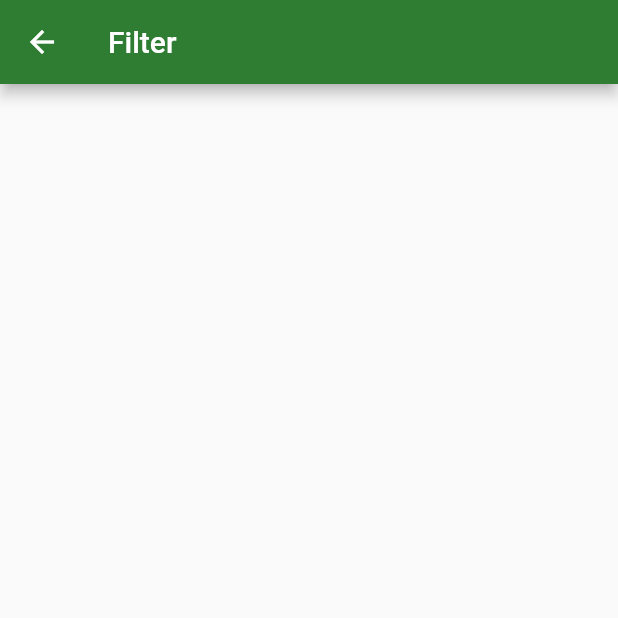
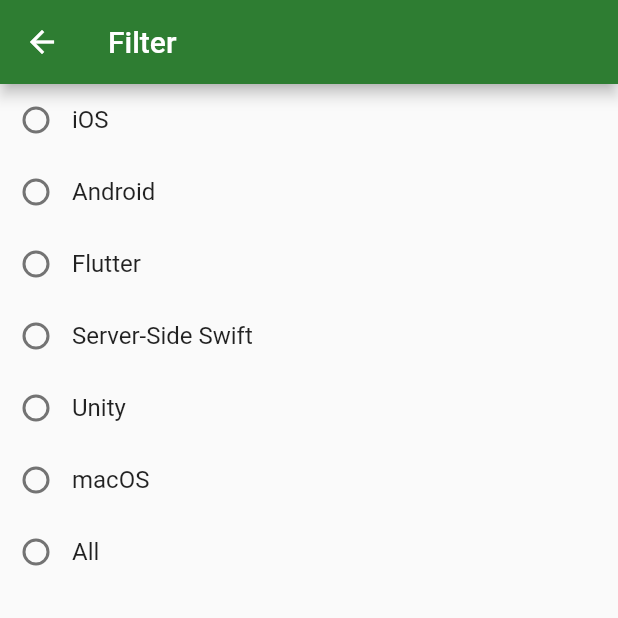
Before and after one commit to liukfei/RWCourses, a Flutter app: the CourseFilterPage screen opened directly, on a phone screen of 412 x 824 dp, the top half of it. Run offline on Flutter 3.47's test engine with Material 2 defaults, Android fonts, the phone set to English and light mode, and no system bars; network calls fail.

Commit message:
Implement the filter page;

```diff
--- a/aoding/lib/ui/course_detail/course_detail_page.dart
+++ b/aoding/lib/ui/course_detail/course_detail_page.dart
@@ -26,9 +26,13 @@ class CourseDetailPage extends StatelessWidget {
   }
 
   Widget _buildBanner() {
-    return ImageContainer(
-      height: 200,
-      url: course.artworkUrl,
+    return Hero(
+      tag: "cardArtwork-${course.courseId}",
+      transitionOnUserGestures: true,
+      child: ImageContainer(
+        height: 200,
+        url: course.artworkUrl,
+      ),
     );
   }
 
--- a/aoding/lib/ui/courses/courses_page.dart
+++ b/aoding/lib/ui/courses/courses_page.dart
@@ -52,10 +52,14 @@ class _CoursesPageState extends State<CoursesPage> {
           overflow: TextOverflow.ellipsis,
           style: TextStyle(fontSize: 14.0),
         ),
-        trailing: ClipRRect(
-          borderRadius: BorderRadius.circular(8.0),
-          child: Image.network(
-            course.artworkUrl,
+        trailing: Hero(
+          tag: "cardArtwork-${course.courseId}",
+          transitionOnUserGestures: true,
+          child: ClipRRect(
+            borderRadius: BorderRadius.circular(8.0),
+            child: Image.network(
+              course.artworkUrl,
+            ),
           ),
         ),
         onTap: () {
--- a/aoding/lib/ui/filter/course_filter_page.dart
+++ b/aoding/lib/ui/filter/course_filter_page.dart
@@ -1,5 +1,7 @@
+import 'package:aoding/ui/filter/filter_widget.dart';
 import 'package:flutter/material.dart';
 
+import '../../constants.dart';
 import '../../strings.dart';
 
 class CourseFilterPage extends StatefulWidget {
@@ -8,13 +10,76 @@ class CourseFilterPage extends StatefulWidget {
 }
 
 class _CourseFilterPageState extends State<CourseFilterPage> {
+  int _filter = Constants.allFilter;
+
+  @override
+  void initState() {
+    super.initState();
+
+    _loadValue();
+  }
+
+  _loadValue() async {
+    final prefs = await SharedPreferences.getInstance();
+    setState(() {
+      _filter = prefs.getInt(Constants.filterKey);
+    });
+  }
+
   @override
   Widget build(BuildContext context) {
     return Scaffold(
       appBar: AppBar(
         title: Text(Strings.filter),
       ),
-      body: Container(),
+      body: Column(
+        mainAxisAlignment: MainAxisAlignment.start,
+        children: <Widget>[
+          FilterWidget(
+              value: Constants.iosFilter,
+              groupValue: _filter,
+              onChanged: _handleRadioValueChange,
+              text: Strings.ios),
+          FilterWidget(
+              value: Constants.androidFilter,
+              groupValue: _filter,
+              onChanged: _handleRadioValueChange,
+              text: Strings.android),
+          FilterWidget(
+              value: Constants.flutterFilter,
+              groupValue: _filter,
+              onChanged: _handleRadioValueChange,
+              text: Strings.flutter),
+          FilterWidget(
+              value: Constants.sssFilter,
+              groupValue: _filter,
+              onChanged: _handleRadioValueChange,
+              text: Strings.sss),
+          FilterWidget(
+              value: Constants.unityFilter,
+              groupValue: _filter,
+              onChanged: _handleRadioValueChange,
+              text: Strings.unity),
+          FilterWidget(
+              value: Constants.macosFilter,
+              groupValue: _filter,
+              onChanged: _handleRadioValueChange,
+              text: Strings.macos),
+          FilterWidget(
+              value: Constants.allFilter,
+              groupValue: _filter,
+              onChanged: _handleRadioValueChange,
+              text: Strings.all),
+        ],
+      ),
     );
   }
+
+  void _handleRadioValueChange(int value) async {
+    final prefs = await SharedPreferences.getInstance();
+    setState(() {
+      _filter = value;
+      prefs.setInt(Constants.filterKey, _filter);
+    });
+  }
 }
--- /dev/null
+++ b/aoding/lib/ui/filter/filter_widget.dart
@@ -0,0 +1,33 @@
+import 'package:flutter/material.dart';
+
+class FilterWidget extends StatelessWidget {
+  final int value;
+  final int groupValue;
+  final ValueChanged<int> onChanged;
+  final String text;
+
+  FilterWidget(
+      {Key key,
+      @required this.value,
+      @required this.groupValue,
+      @required this.onChanged,
+      @required this.text})
+      : super(key: key);
+
+  @override
+  Widget build(BuildContext context) {
+    return Row(
+      children: <Widget>[
+        Radio(
+          value: value,
+          groupValue: groupValue,
+          onChanged: onChanged,
+        ),
+        Text(
+          text,
+          style: TextStyle(fontSize: 16.0),
+        ),
+      ],
+    );
+  }
+}
--- a/aoding/pubspec.yaml
+++ b/aoding/pubspec.yaml
@@ -29,6 +29,7 @@ dependencies:
   # Use with the CupertinoIcons class for iOS style icons.
   cupertino_icons: ^1.0.0
   http: ^0.12.2
+  shared_preferences: ^0.5.10
 
 dev_dependencies:
   flutter_test:
```
